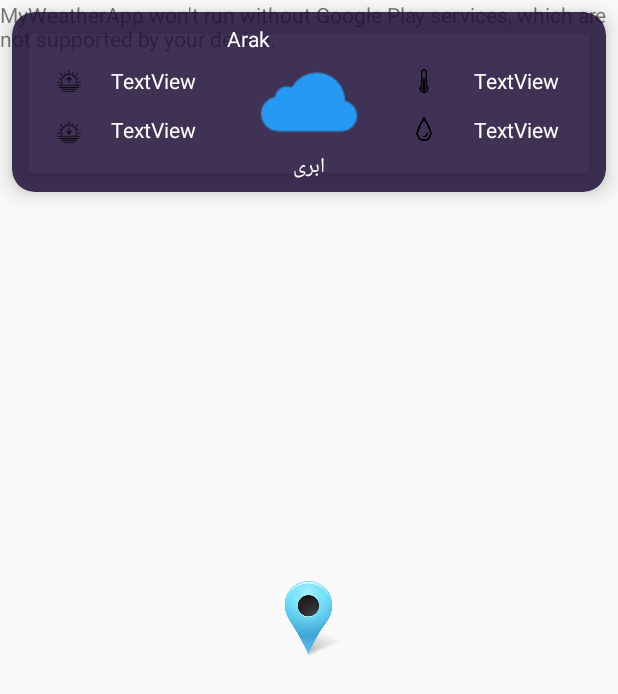
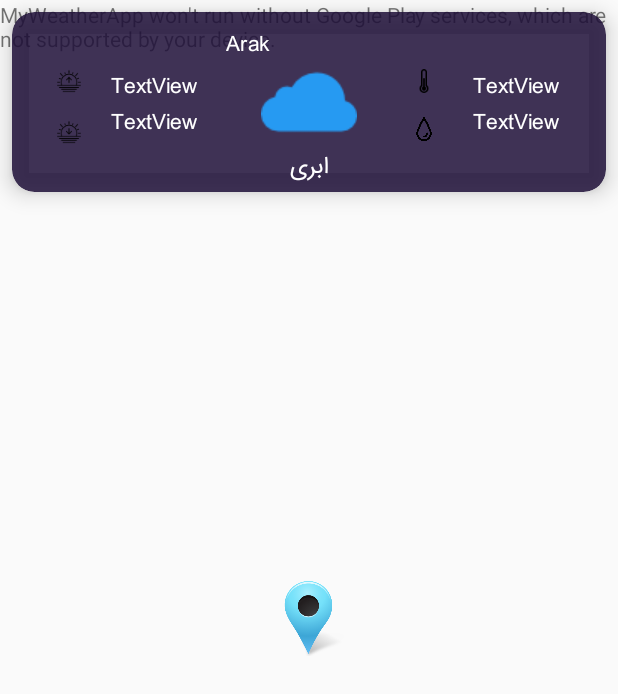
Before and after one commit to AbbasAtaei1991/WeatherApp, an Android app: the screen it shows after launch (MapsActivity), on a phone screen of 412 x 824 dp. Shown: the top 694 px of the screen. Run offline under Robolectric (Android 15) with nearby library versions, the phone set to English and light mode, and no system bars; libraries missing offline, so code that uses them is left out: io.nlopez.smartlocation, saman.zamani.persiandate; 4 statements that could not run were skipped.

Commit message:
set custum font

```diff
--- a/app/src/main/java/com/example/android/myweatherapp/MapsActivity.java
+++ b/app/src/main/java/com/example/android/myweatherapp/MapsActivity.java
@@ -56,7 +56,6 @@ public class MapsActivity extends FragmentActivity implements OnMapReadyCallback
         super.onCreate(savedInstanceState);
         setContentView(R.layout.activity_maps);
         bind();
-
 
         SupportMapFragment mapFragment = (SupportMapFragment) getSupportFragmentManager()
                 .findFragmentById(R.id.map);
--- a/app/src/main/java/com/example/android/myweatherapp/customViews/MyTextView.java
+++ b/app/src/main/java/com/example/android/myweatherapp/customViews/MyTextView.java
@@ -2,6 +2,7 @@ package com.example.android.myweatherapp.customViews;
 
 import android.content.Context;
 import android.graphics.Color;
+import android.graphics.Typeface;
 import android.support.v7.widget.AppCompatTextView;
 import android.util.AttributeSet;
 
@@ -9,11 +10,16 @@ public class MyTextView extends AppCompatTextView {
     public MyTextView(Context context) {
         super(context);
         this.setTextColor(Color.WHITE);
+        Typeface tf = Typeface.createFromAsset(context.getAssets(), "fonts/iran_sans.ttf");
+        this.setTypeface(tf);
     }
 
     public MyTextView(Context context, AttributeSet attrs) {
         super(context, attrs);
         this.setTextColor(Color.WHITE);
+        Typeface tf = Typeface.createFromAsset(context.getAssets(), "fonts/iran_sans.ttf");
+        this.setTypeface(tf);
     }
 
+
 }
```
